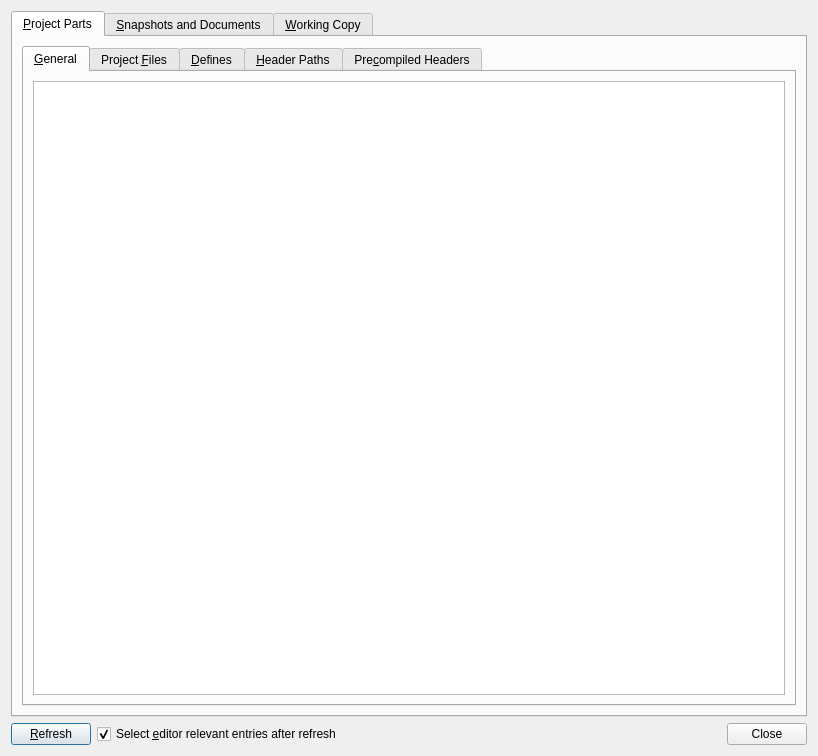
This is src/plugins/cppeditor/cppcodemodelinspectordialog.ui in qt-creator/qt-creator as Qt 5 draws it before an edit. The edited form follows.
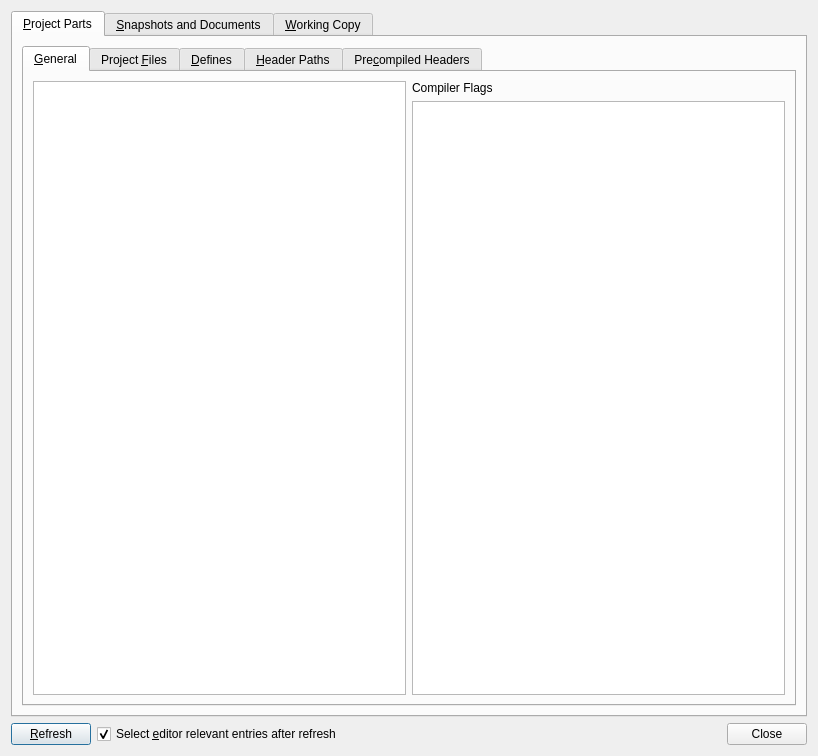
This is the edited form. The open tabs and pages were chosen to show the change.

Commit message:
Clang: Forward compiler options for gcc/clang
Rely on clang to do the "right thing" with them.

What changed in the file:
```diff
--- a/src/plugins/cppeditor/cppcodemodelinspectordialog.ui
+++ b/src/plugins/cppeditor/cppcodemodelinspectordialog.ui
@@ -37,9 +37,30 @@
            <attribute name="title">
             <string notr="true">&amp;General</string>
            </attribute>
-           <layout class="QVBoxLayout" name="verticalLayout_9">
+           <layout class="QHBoxLayout" name="horizontalLayout_2">
             <item>
-             <widget class="QTreeView" name="partGeneralView"/>
+             <widget class="QTreeView" name="partGeneralView">
+              <property name="sizePolicy">
+               <sizepolicy hsizetype="Expanding" vsizetype="Expanding">
+                <horstretch>0</horstretch>
+                <verstretch>0</verstretch>
+               </sizepolicy>
+              </property>
+             </widget>
+            </item>
+            <item>
+             <layout class="QVBoxLayout" name="verticalLayout_9">
+              <item>
+               <widget class="QLabel" name="label">
+                <property name="text">
+                 <string>Compiler Flags</string>
+                </property>
+               </widget>
+              </item>
+              <item>
+               <widget class="QPlainTextEdit" name="partGeneralCompilerFlagsEdit"/>
+              </item>
+             </layout>
             </item>
            </layout>
           </widget>
```
The commit also changes 8 other files.
